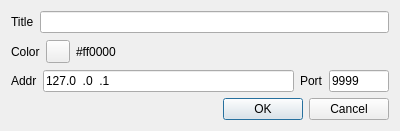
Above: sdrbase/gui/basicchannelsettingsdialog.ui from f4exb/sdrangel before the change. Below: the same form after it.
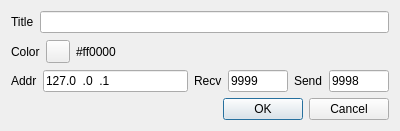
That is the form after the change.

Commit message: Added send port to UDP parameters

```diff
--- a/sdrbase/gui/basicchannelsettingsdialog.ui
+++ b/sdrbase/gui/basicchannelsettingsdialog.ui
@@ -97,7 +97,7 @@
      <item>
       <widget class="QLabel" name="udpPortLabel">
        <property name="text">
-        <string>Port</string>
+        <string>Recv</string>
        </property>
       </widget>
      </item>
@@ -120,6 +120,29 @@
        </property>
       </widget>
      </item>
+     <item>
+      <widget class="QLabel" name="udpPortSendLabel">
+       <property name="text">
+        <string>Send</string>
+       </property>
+      </widget>
+     </item>
+     <item>
+      <widget class="QLineEdit" name="udpPortSend">
+       <property name="maximumSize">
+        <size>
+         <width>60</width>
+         <height>16777215</height>
+        </size>
+       </property>
+       <property name="inputMask">
+        <string>00000</string>
+       </property>
+       <property name="text">
+        <string>9998</string>
+       </property>
+      </widget>
+     </item>
     </layout>
    </item>
    <item>
```
Left out of the diff: 4 changed lines with no effect on the pictures. The commit also changes 9 other files.
